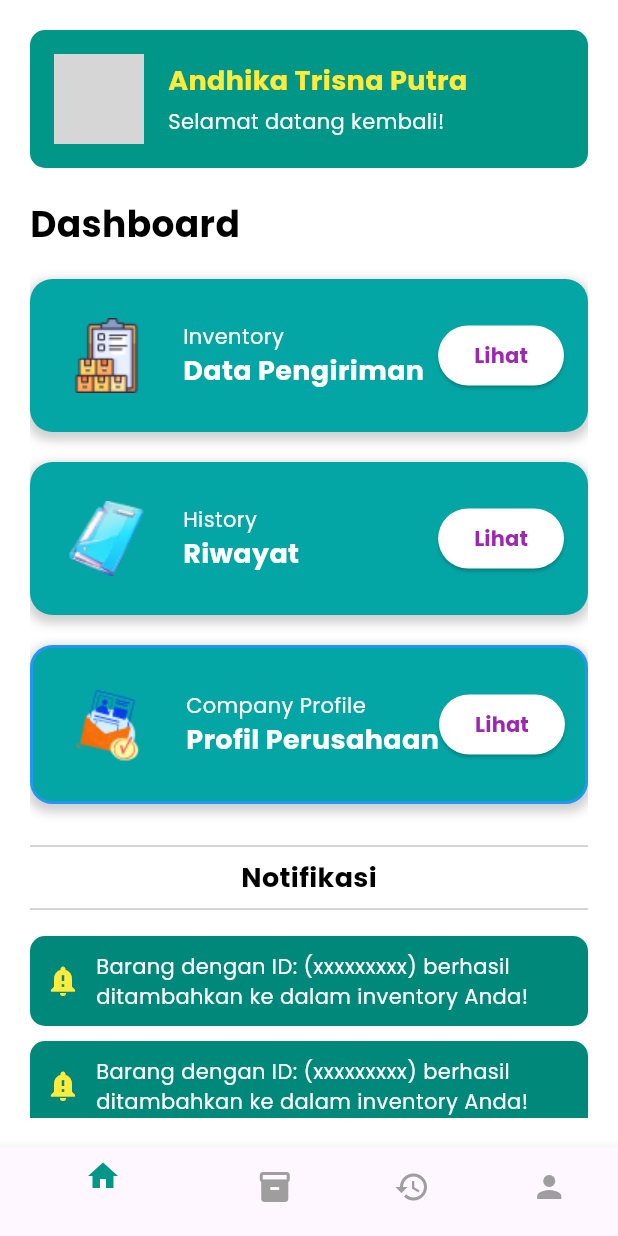
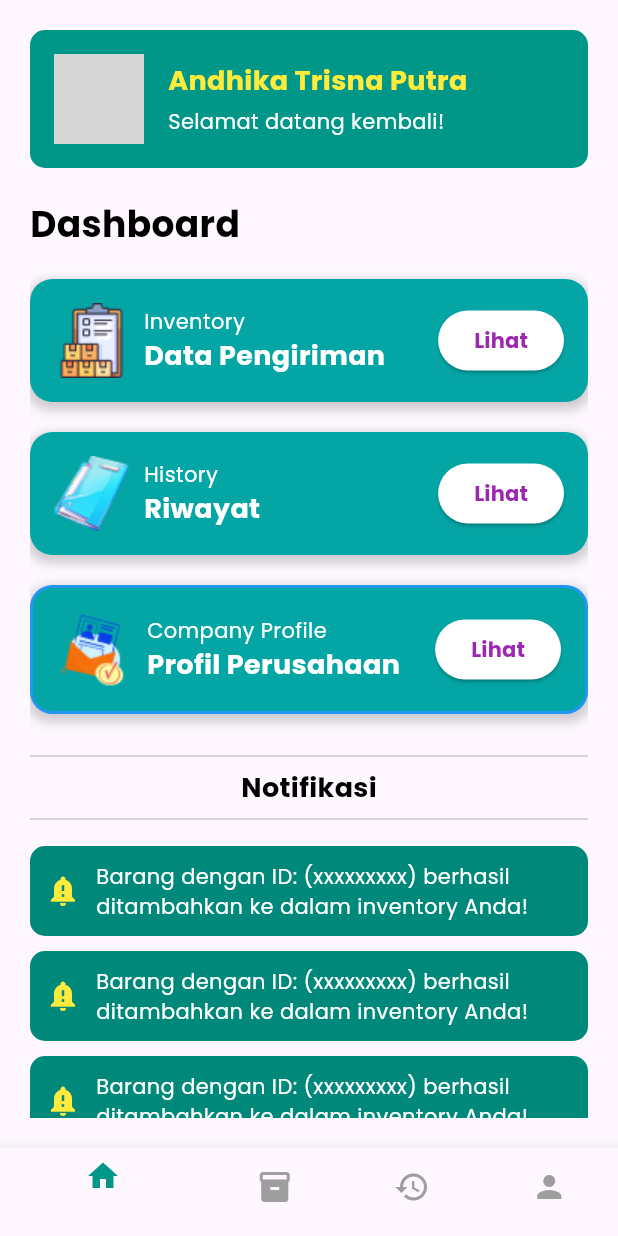
Before and after one commit to Andhikatp30/Driver, a Flutter app: the Home screen opened directly, on a phone screen of 412 x 824 dp. Run offline on Flutter 3.47's test engine with Material 3 defaults, Android fonts, the phone set to English and light mode, and no system bars; our stand-ins replace awesome_dialog, google_fonts; grey boxes are pictures that could not be loaded.

Commit message:
UI inventory

```diff
--- a/lib/ui/pages/home/home.dart
+++ b/lib/ui/pages/home/home.dart
@@ -1,15 +1,69 @@
 import 'package:flutter/material.dart';
 import 'package:google_fonts/google_fonts.dart';
-import 'package:driver/ui/pages/company/company.dart'; // Pastikan untuk menambahkan ini
+import 'package:driver/ui/pages/company/company.dart';
+import 'package:driver/ui/pages/inventory/data.dart';
 
-class Home extends StatelessWidget {
+class Home extends StatefulWidget {
   const Home({super.key});
+
+  @override
+  HomeState createState() => HomeState();
+}
+
+class HomeState extends State<Home> {
+  int _selectedIndex = 0;
+
+  final List<Widget> _pages = [
+    const HomeContent(),
+    const DataPengiriman(),
+    const Placeholder(), // Replace with your actual History widget
+    Placeholder(), // Replace with your actual Profile widget
+  ];
+
+  void onItemTapped(int index) {
+    setState(() {
+      _selectedIndex = index;
+    });
+  }
 
   @override
   Widget build(BuildContext context) {
     return Scaffold(
-      backgroundColor: Colors.white,
-      body: Padding(
+      body: _pages[_selectedIndex],
+      bottomNavigationBar: BottomNavigationBar(
+        items: const <BottomNavigationBarItem>[
+          BottomNavigationBarItem(
+            icon: Icon(Icons.home),
+            label: '',
+          ),
+          BottomNavigationBarItem(
+            icon: Icon(Icons.inventory),
+            label: '',
+          ),
+          BottomNavigationBarItem(
+            icon: Icon(Icons.history),
+            label: '',
+          ),
+          BottomNavigationBarItem(
+            icon: Icon(Icons.person),
+            label: '',
+          ),
+        ],
+        currentIndex: _selectedIndex,
+        selectedItemColor: Colors.teal,
+        unselectedItemColor: Colors.grey,
+        onTap: onItemTapped,
+      ),
+    );
+  }
+}
+
+class HomeContent extends StatelessWidget {
+  const HomeContent({super.key});
+
+  @override
+  Widget build(BuildContext context) {
+    return Padding(
       padding: const EdgeInsets.symmetric(horizontal: 20, vertical: 20),
       child: SingleChildScrollView(
         child: Column(
@@ -81,7 +135,8 @@
               'assets/images/inventory.png', // Ganti dengan ikon yang sesuai
               const Color(0xFF04A5A5), // Warna latar belakang card
               onTap: () {
-                  // Tambahkan navigasi ke halaman lain jika diperlukan
+                final homeState = context.findAncestorStateOfType<HomeState>();
+                homeState?.onItemTapped(1);
               },
             ),
 
@@ -95,7 +150,7 @@
               'assets/images/history.png', // Ganti dengan ikon yang sesuai
               const Color(0xFF04A5A5), // Warna latar belakang card
               onTap: () {
-                  // Tambahkan navigasi ke halaman lain jika diperlukan
+                // Handle navigation or actions here
               },
             ),
 
@@ -149,30 +204,6 @@
           ],
         ),
       ),
-      ),
-      // Bottom Navigation Bar
-      bottomNavigationBar: BottomNavigationBar(
-        items: const <BottomNavigationBarItem>[
-          BottomNavigationBarItem(
-            icon: Icon(Icons.home),
-            label: '',
-          ),
-          BottomNavigationBarItem(
-            icon: Icon(Icons.inventory),
-            label: '',
-          ),
-          BottomNavigationBarItem(
-            icon: Icon(Icons.history),
-            label: '',
-          ),
-          BottomNavigationBarItem(
-            icon: Icon(Icons.person),
-            label: '',
-          ),
-        ],
-        selectedItemColor: Colors.teal,
-        unselectedItemColor: Colors.grey,
-      ),
     );
   }
 
@@ -205,10 +236,10 @@
               children: [
                 Image.asset(
                   iconPath,
-                  width: 70,
-                  height: 70,
+                  width: 50,
+                  height: 50,
                 ),
-                const SizedBox(width: 16),
+                const SizedBox(width: 10),
                 Column(
                   crossAxisAlignment: CrossAxisAlignment.start,
                   children: [
```
Also changed, not shown: lib/ui/pages/inventory/data.dart (added, +97 -0 lines). Lines whose indentation alone changed are shown as unchanged.
